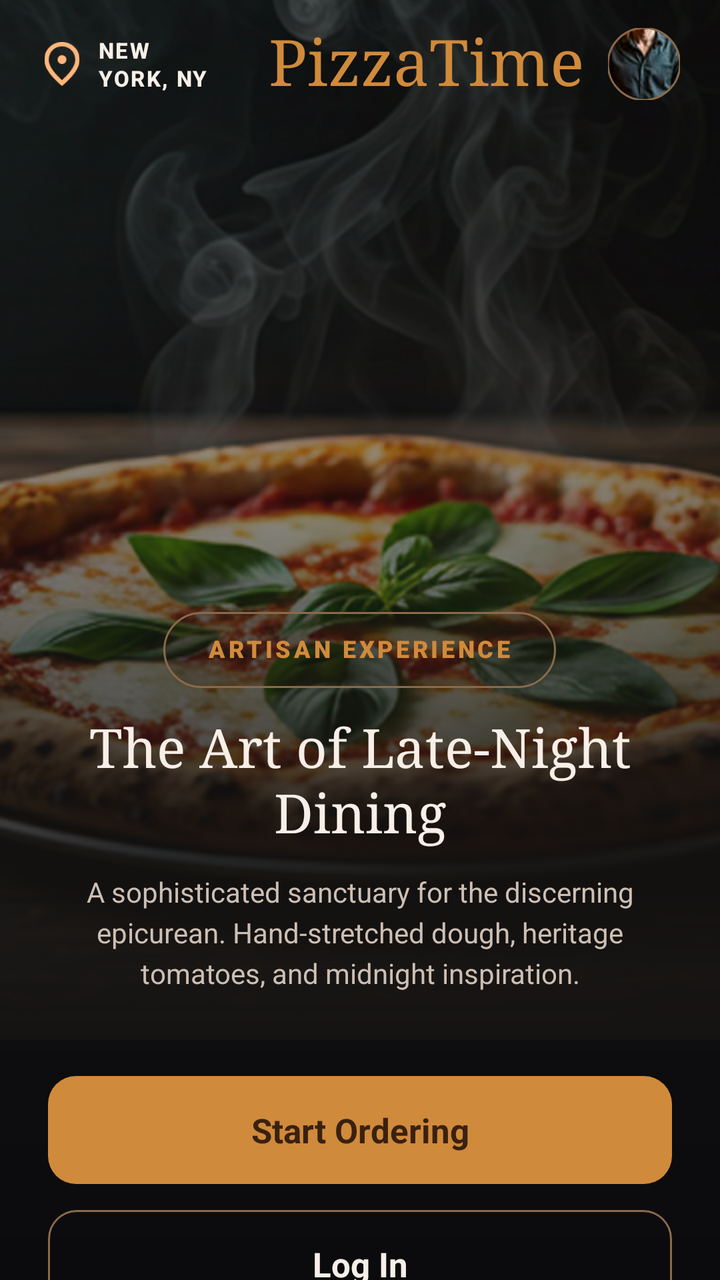
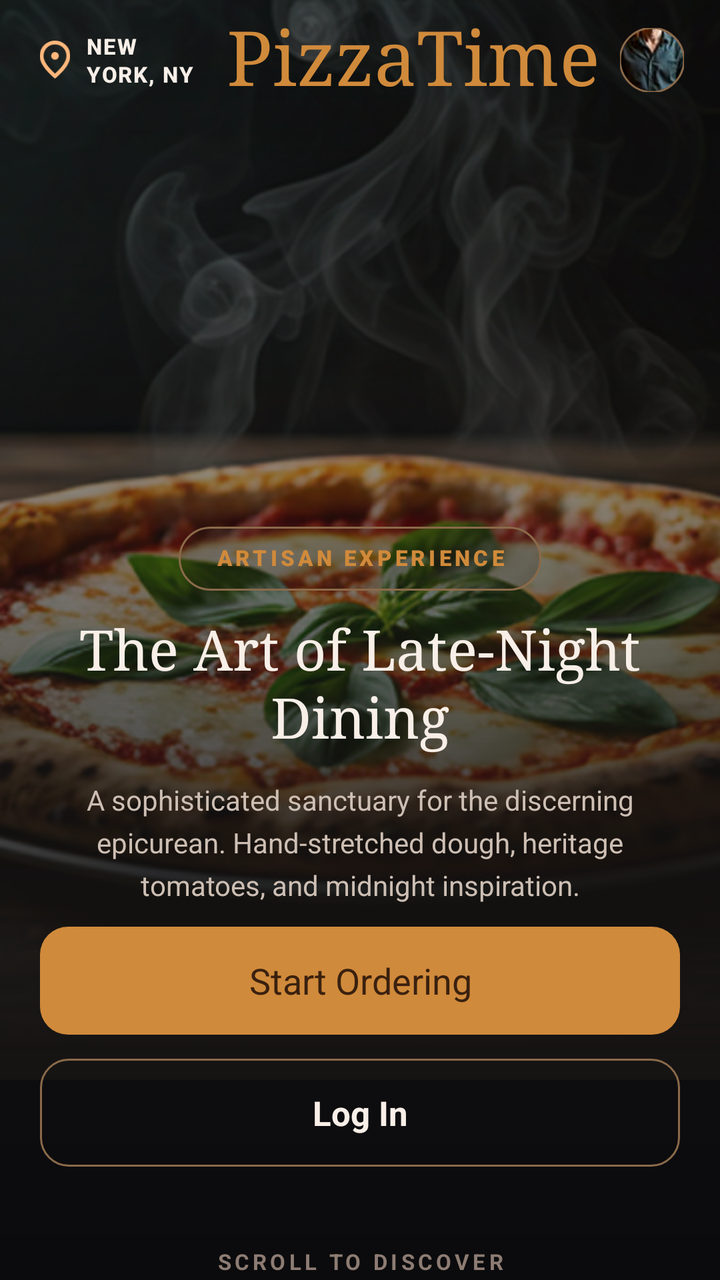

Two renders of the same Android screen: before a commit and after it. Below are the layout's source before the change and the commit's diff.
<!-- AndroidManifest.xml: application theme Theme.PizzaTime -->
<!-- res/layout/fragment_welcome.xml -->
<?xml version="1.0" encoding="utf-8"?>
<ScrollView xmlns:android="http://schemas.android.com/apk/res/android"
    xmlns:app="http://schemas.android.com/apk/res-auto"
    android:id="@+id/welcomeRoot"
    android:layout_width="match_parent"
    android:layout_height="match_parent"
    android:background="@drawable/bg_app_dark"
    android:fillViewport="true"
    android:overScrollMode="never"
    android:scrollbars="none">

    <LinearLayout
        android:layout_width="match_parent"
        android:layout_height="wrap_content"
        android:orientation="vertical">

        <FrameLayout
            android:layout_width="match_parent"
            android:layout_height="520dp">

            <ImageView
                android:id="@+id/imgHero"
                android:layout_width="match_parent"
                android:layout_height="match_parent"
                android:contentDescription="@string/app_name"
                android:scaleType="centerCrop"
                android:src="@drawable/img_welcome_hero" />

            <View
                android:layout_width="match_parent"
                android:layout_height="match_parent"
                android:background="@drawable/bg_welcome_hero_radial" />

            <View
                android:layout_width="match_parent"
                android:layout_height="match_parent"
                android:background="@drawable/bg_welcome_hero_linear" />

            <LinearLayout
                android:id="@+id/topBar"
                android:layout_width="match_parent"
                android:layout_height="64dp"
                android:layout_gravity="top"
                android:gravity="center_vertical"
                android:orientation="horizontal"
                android:paddingStart="20dp"
                android:paddingEnd="20dp">

                <LinearLayout
                    android:layout_width="0dp"
                    android:layout_height="wrap_content"
                    android:layout_weight="1"
                    android:gravity="center_vertical"
                    android:orientation="horizontal">

                    <ImageView
                        android:id="@+id/imgLocation"
                        android:layout_width="22dp"
                        android:layout_height="22dp"
                        android:contentDescription="@string/welcome_location_label"
                        android:scaleType="fitCenter"
                        android:src="@drawable/ic_location" />

                    <TextView
                        android:id="@+id/tvLocation"
                        android:layout_width="wrap_content"
                        android:layout_height="wrap_content"
                        android:layout_marginStart="7dp"
                        android:fontFamily="sans-serif-medium"
                        android:letterSpacing="0.07"
                        android:lineSpacingExtra="1dp"
                        android:text="@string/welcome_location_value"
                        android:textAllCaps="true"
                        android:textColor="@color/pt_text_primary"
                        android:textSize="11sp"
                        android:textStyle="bold" />

                </LinearLayout>

                <TextView
                    android:id="@+id/tvBrand"
                    android:layout_width="wrap_content"
                    android:layout_height="wrap_content"
                    android:fontFamily="serif"
                    android:includeFontPadding="false"
                    android:text="@string/app_name"
                    android:textColor="@color/pt_gold"
                    android:textSize="32sp" />

                <com.google.android.material.imageview.ShapeableImageView
                    android:id="@+id/imgAvatar"
                    android:layout_width="36dp"
                    android:layout_height="36dp"
                    android:layout_marginStart="12dp"
                    android:contentDescription="@string/welcome_avatar_content_description"
                    android:scaleType="centerCrop"
                    android:src="@drawable/bg_avatar"
                    app:shapeAppearanceOverlay="@style/ShapeAppearance.PizzaTime.Circle"
                    app:strokeColor="@color/pt_stroke_gold"
                    app:strokeWidth="1dp" />

            </LinearLayout>

            <LinearLayout
                android:id="@+id/heroContent"
                android:layout_width="match_parent"
                android:layout_height="wrap_content"
                android:layout_gravity="bottom"
                android:gravity="center_horizontal"
                android:orientation="vertical"
                android:paddingStart="24dp"
                android:paddingEnd="24dp"
                android:paddingBottom="24dp">

                <TextView
                    android:id="@+id/tvChip"
                    android:layout_width="wrap_content"
                    android:layout_height="38dp"
                    android:background="@drawable/bg_welcome_chip"
                    android:fontFamily="sans-serif-black"
                    android:gravity="center"
                    android:includeFontPadding="false"
                    android:letterSpacing="0.13"
                    android:paddingStart="22dp"
                    android:paddingEnd="22dp"
                    android:text="@string/welcome_chip"
                    android:textAllCaps="true"
                    android:textColor="@color/pt_gold"
                    android:textSize="12sp"
                    android:textStyle="bold" />

                <TextView
                    android:id="@+id/tvHeroTitle"
                    android:layout_width="match_parent"
                    android:layout_height="wrap_content"
                    android:layout_marginTop="15dp"
                    android:fontFamily="serif"
                    android:gravity="center"
                    android:includeFontPadding="false"
                    android:lineSpacingExtra="1dp"
                    android:text="@string/welcome_hero_title"
                    android:textColor="@color/pt_text_primary"
                    android:textSize="27sp" />

                <TextView
                    android:id="@+id/tvHeroSubtitle"
                    android:layout_width="match_parent"
                    android:layout_height="wrap_content"
                    android:layout_marginTop="13dp"
                    android:gravity="center"
                    android:lineSpacingExtra="4dp"
                    android:text="@string/welcome_hero_subtitle"
                    android:textColor="@color/pt_text_secondary"
                    android:textSize="14sp" />

            </LinearLayout>

        </FrameLayout>

        <LinearLayout
            android:id="@+id/actionSection"
            android:layout_width="match_parent"
            android:layout_height="wrap_content"
            android:orientation="vertical"
            android:paddingStart="24dp"
            android:paddingTop="18dp"
            android:paddingEnd="24dp">

            <TextView
                android:id="@+id/btnStartOrdering"
                android:layout_width="match_parent"
                android:layout_height="54dp"
                android:background="@drawable/bg_welcome_button_primary"
                android:clickable="true"
                android:focusable="true"
                android:gravity="center"
                android:text="@string/welcome_start_ordering"
                android:textColor="@color/pt_text_dark"
                android:textSize="17sp"
                android:textStyle="bold" />

            <TextView
                android:id="@+id/btnLogin"
                android:layout_width="match_parent"
                android:layout_height="54dp"
                android:layout_marginTop="13dp"
                android:background="@drawable/bg_welcome_button_outline"
                android:clickable="true"
                android:focusable="true"
                android:gravity="center"
                android:text="@string/welcome_login"
                android:textColor="@color/pt_text_primary"
                android:textSize="17sp"
                android:textStyle="bold" />

            <TextView
                android:id="@+id/tvScrollToDiscover"
                android:layout_width="match_parent"
                android:layout_height="wrap_content"
                android:layout_marginTop="36dp"
                android:gravity="center"
                android:letterSpacing="0.18"
                android:text="@string/welcome_scroll_to_discover"
                android:textColor="@color/pt_text_muted"
                android:textSize="11sp"
                android:textStyle="bold" />

            <View
                android:layout_width="1dp"
                android:layout_height="40dp"
                android:layout_gravity="center_horizontal"
                android:layout_marginTop="10dp"
                android:background="@drawable/pt_gold_dark" />

        </LinearLayout>

        <LinearLayout
            android:id="@+id/featureSection"
            android:layout_width="match_parent"
            android:layout_height="wrap_content"
            android:orientation="vertical"
            android:paddingStart="24dp"
            android:paddingTop="38dp"
            android:paddingEnd="24dp">

            <LinearLayout
                android:id="@+id/cardWoodFired"
                android:layout_width="match_parent"
                android:layout_height="170dp"
                android:background="@drawable/bg_welcome_feature_card"
                android:gravity="bottom"
                android:orientation="vertical"
                android:padding="18dp">

                <ImageView
                    android:id="@+id/imgFire"
                    android:layout_width="30dp"
                    android:layout_height="30dp"
                    android:layout_gravity="start"
                    android:layout_marginBottom="36dp"
                    android:contentDescription="@string/welcome_wood_fired_content_description"
                    android:scaleType="fitCenter"
                    android:src="@drawable/ic_fire" />

                <TextView
                    android:layout_width="match_parent"
                    android:layout_height="wrap_content"
                    android:text="@string/welcome_wood_fired_title"
                    android:textColor="@color/pt_text_primary"
                    android:textSize="20sp"
                    android:textStyle="bold" />

                <TextView
                    android:layout_width="match_parent"
                    android:layout_height="wrap_content"
                    android:layout_marginTop="4dp"
                    android:text="@string/welcome_wood_fired_subtitle"
                    android:textColor="@color/pt_text_secondary"
                    android:textSize="14sp" />

            </LinearLayout>

            <LinearLayout
                android:id="@+id/cardMidnightDelivery"
                android:layout_width="match_parent"
                android:layout_height="170dp"
                android:layout_marginTop="18dp"
                android:background="@drawable/bg_welcome_feature_card"
                android:gravity="bottom"
                android:orientation="vertical"
                android:padding="18dp">

                <ImageView
                    android:id="@+id/imgDelivery"
                    android:layout_width="30dp"
                    android:layout_height="30dp"
                    android:layout_gravity="start"
                    android:layout_marginBottom="36dp"
                    android:contentDescription="@string/welcome_delivery_content_description"
                    android:scaleType="fitCenter"
                    android:src="@drawable/ic_midnight_delivery" />

                <TextView
                    android:layout_width="match_parent"
                    android:layout_height="wrap_content"
                    android:text="@string/welcome_delivery_title"
                    android:textColor="@color/pt_text_primary"
                    android:textSize="20sp"
                    android:textStyle="bold" />

                <TextView
                    android:layout_width="match_parent"
                    android:layout_height="wrap_content"
                    android:layout_marginTop="4dp"
                    android:text="@string/welcome_delivery_subtitle"
                    android:textColor="@color/pt_text_secondary"
                    android:textSize="14sp" />

            </LinearLayout>

            <TextView
                android:id="@+id/tvFooter"
                android:layout_width="match_parent"
                android:layout_height="wrap_content"
                android:layout_marginTop="44dp"
                android:layout_marginBottom="30dp"
                android:gravity="center"
                android:letterSpacing="0.22"
                android:text="@string/welcome_footer"
                android:textColor="@color/pt_text_muted"
                android:textSize="11sp"
                android:textStyle="bold" />

        </LinearLayout>

    </LinearLayout>

</ScrollView>
<!-- resources referenced by this layout -->
<resources>
  <color name="pt_gold">#D08A3B</color>
  <color name="pt_stroke_gold">#8B6A4A</color>
  <color name="pt_text_dark">#3A210F</color>
  <color name="pt_text_muted">#8D7C73</color>
  <color name="pt_text_primary">#F8EFE8</color>
  <color name="pt_text_secondary">#CDBFB4</color>
  <!-- drawable bg_app_dark (drawable) -->
  <?xml version="1.0" encoding="utf-8"?>
  <shape xmlns:android="http://schemas.android.com/apk/res/android">
      <gradient
          android:angle="270"
          android:startColor="@color/pt_black"
          android:centerColor="@color/pt_dark"
          android:endColor="@color/pt_black" />
  </shape>
  <!-- drawable bg_welcome_chip (drawable) -->
  <?xml version="1.0" encoding="utf-8"?>
  <shape xmlns:android="http://schemas.android.com/apk/res/android">
      <solid android:color="#33251A10" />
      <stroke
          android:width="1dp"
          android:color="@color/pt_stroke_gold" />
      <corners android:radius="24dp" />
  </shape>
  <!-- drawable bg_welcome_feature_card (drawable) -->
  <?xml version="1.0" encoding="utf-8"?>
  <shape xmlns:android="http://schemas.android.com/apk/res/android">
      <solid android:color="@color/pt_card_dark" />
      <corners android:radius="14dp" />
      <stroke
          android:width="1dp"
          android:color="@color/pt_stroke_dark" />
  </shape>
  <!-- drawable bg_welcome_hero_linear (drawable) -->
  <?xml version="1.0" encoding="utf-8"?>
  <shape xmlns:android="http://schemas.android.com/apk/res/android">
  
      <gradient
          android:type="linear"
          android:angle="270"
          android:startColor="#26151312"
          android:centerColor="#80151312"
          android:endColor="#FF151312" />
  
  </shape>
  <string name="app_name">PizzaTime</string>
  <string name="welcome_avatar_content_description">Avatar</string>
  <string name="welcome_chip">ARTISAN EXPERIENCE</string>
  <string name="welcome_delivery_content_description">Delivery</string>
  <string name="welcome_delivery_subtitle">Precision arrival for the late-night crave.</string>
  <string name="welcome_delivery_title">Midnight Delivery</string>
  <string name="welcome_footer">PIZZATIME A© 2026 A· ARTISAN CRAFT</string>
  <string name="welcome_hero_subtitle">A sophisticated sanctuary for the discerning\nepicurean. Hand-stretched dough, heritage\ntomatoes, and midnight inspiration.</string>
  <string name="welcome_hero_title">The Art of Late-Night\nDining</string>
  <string name="welcome_location_label">Location</string>
  <string name="welcome_location_value">NEW\nYORK, NY</string>
  <string name="welcome_login">Log In</string>
  <string name="welcome_scroll_to_discover">SCROLL TO DISCOVER</string>
  <string name="welcome_start_ordering">Start Ordering </string>
  <string name="welcome_wood_fired_content_description">Wood fired</string>
  <string name="welcome_wood_fired_subtitle">Charred to perfection at 800 degrees.</string>
  <string name="welcome_wood_fired_title">Wood-Fired Mastery</string>
  <style name="ShapeAppearance.PizzaTime.Circle" parent="ShapeAppearance.MaterialComponents.SmallComponent">
          <item name="cornerFamily">rounded</item>
          <item name="cornerSize">50%</item>
      </style>
  <style name="Theme.PizzaTime" parent="Theme.MaterialComponents.DayNight.NoActionBar">
          
          <item name="colorOnPrimary">@color/white</item>
          
          <item name="colorOnSecondary">@color/black</item>
          
          <item name="android:statusBarColor">?attr/colorPrimaryVariant</item>
          
      </style>
  <color name="pt_black">#0B0B0D</color>
  <color name="pt_dark">#121014</color>
  <color name="pt_dark_2">#1A171D</color>
  <color name="pt_gold_dark">#8B5A2B</color>
  <color name="pt_card_dark">#191716</color>
  <color name="pt_stroke_dark">#2B2522</color>
  <color name="white">#FFFFFFFF</color>
  <color name="black">#FF000000</color>
  <!-- unchanged entries left out for length: 9 -->
</resources>

<!-- the commit's change to res/layout/fragment_welcome.xml (unified diff, before → after) -->
@@ -16,7 +16,7 @@
 
         <FrameLayout
             android:layout_width="match_parent"
-            android:layout_height="520dp">
+            android:layout_height="540dp">
 
             <ImageView
                 android:id="@+id/imgHero"
@@ -39,12 +39,12 @@
             <LinearLayout
                 android:id="@+id/topBar"
                 android:layout_width="match_parent"
-                android:layout_height="64dp"
+                android:layout_height="60dp"
                 android:layout_gravity="top"
                 android:gravity="center_vertical"
                 android:orientation="horizontal"
-                android:paddingStart="20dp"
-                android:paddingEnd="20dp">
+                android:paddingStart="18dp"
+                android:paddingEnd="18dp">
 
                 <LinearLayout
                     android:layout_width="0dp"
@@ -55,8 +55,8 @@
 
                     <ImageView
                         android:id="@+id/imgLocation"
-                        android:layout_width="22dp"
-                        android:layout_height="22dp"
+                        android:layout_width="19dp"
+                        android:layout_height="19dp"
                         android:contentDescription="@string/welcome_location_label"
                         android:scaleType="fitCenter"
                         android:src="@drawable/ic_location" />
@@ -65,9 +65,9 @@
                         android:id="@+id/tvLocation"
                         android:layout_width="wrap_content"
                         android:layout_height="wrap_content"
-                        android:layout_marginStart="7dp"
+                        android:layout_marginStart="6dp"
                         android:fontFamily="sans-serif-medium"
-                        android:letterSpacing="0.07"
+                        android:letterSpacing="0.06"
                         android:lineSpacingExtra="1dp"
                         android:text="@string/welcome_location_value"
                         android:textAllCaps="true"
@@ -85,13 +85,13 @@
                     android:includeFontPadding="false"
                     android:text="@string/app_name"
                     android:textColor="@color/pt_gold"
-                    android:textSize="32sp" />
+                    android:textSize="38sp" />
 
                 <com.google.android.material.imageview.ShapeableImageView
                     android:id="@+id/imgAvatar"
-                    android:layout_width="36dp"
-                    android:layout_height="36dp"
-                    android:layout_marginStart="12dp"
+                    android:layout_width="32dp"
+                    android:layout_height="32dp"
+                    android:layout_marginStart="10dp"
                     android:contentDescription="@string/welcome_avatar_content_description"
                     android:scaleType="centerCrop"
                     android:src="@drawable/bg_avatar"
@@ -108,47 +108,48 @@
                 android:layout_gravity="bottom"
                 android:gravity="center_horizontal"
                 android:orientation="vertical"
-                android:paddingStart="24dp"
-                android:paddingEnd="24dp"
+                android:layout_marginBottom="64dp"
+                android:paddingStart="26dp"
+                android:paddingEnd="26dp"
                 android:paddingBottom="24dp">
 
                 <TextView
                     android:id="@+id/tvChip"
                     android:layout_width="wrap_content"
-                    android:layout_height="38dp"
+                    android:layout_height="32dp"
                     android:background="@drawable/bg_welcome_chip"
                     android:fontFamily="sans-serif-black"
                     android:gravity="center"
                     android:includeFontPadding="false"
-                    android:letterSpacing="0.13"
-                    android:paddingStart="22dp"
-                    android:paddingEnd="22dp"
+                    android:letterSpacing="0.16"
+                    android:paddingStart="18dp"
+                    android:paddingEnd="18dp"
                     android:text="@string/welcome_chip"
                     android:textAllCaps="true"
                     android:textColor="@color/pt_gold"
-                    android:textSize="12sp"
+                    android:textSize="11sp"
                     android:textStyle="bold" />
 
                 <TextView
                     android:id="@+id/tvHeroTitle"
                     android:layout_width="match_parent"
                     android:layout_height="wrap_content"
-                    android:layout_marginTop="15dp"
+                    android:layout_marginTop="14dp"
                     android:fontFamily="serif"
                     android:gravity="center"
                     android:includeFontPadding="false"
                     android:lineSpacingExtra="1dp"
                     android:text="@string/welcome_hero_title"
                     android:textColor="@color/pt_text_primary"
-                    android:textSize="27sp" />
+                    android:textSize="28sp" />
 
                 <TextView
                     android:id="@+id/tvHeroSubtitle"
                     android:layout_width="match_parent"
                     android:layout_height="wrap_content"
-                    android:layout_marginTop="13dp"
+                    android:layout_marginTop="14dp"
                     android:gravity="center"
-                    android:lineSpacingExtra="4dp"
+                    android:lineSpacingExtra="5dp"
                     android:text="@string/welcome_hero_subtitle"
                     android:textColor="@color/pt_text_secondary"
                     android:textSize="14sp" />
@@ -161,10 +162,11 @@
             android:id="@+id/actionSection"
             android:layout_width="match_parent"
             android:layout_height="wrap_content"
+            android:layout_marginTop="-77dp"
             android:orientation="vertical"
-            android:paddingStart="24dp"
-            android:paddingTop="18dp"
-            android:paddingEnd="24dp">
+            android:paddingStart="20dp"
+            android:paddingTop="0dp"
+            android:paddingEnd="20dp">
 
             <TextView
                 android:id="@+id/btnStartOrdering"
@@ -176,14 +178,14 @@
                 android:gravity="center"
                 android:text="@string/welcome_start_ordering"
                 android:textColor="@color/pt_text_dark"
-                android:textSize="17sp"
-                android:textStyle="bold" />
+                android:textSize="18sp"
+                android:textStyle="normal" />
 
             <TextView
                 android:id="@+id/btnLogin"
                 android:layout_width="match_parent"
                 android:layout_height="54dp"
-                android:layout_marginTop="13dp"
+                android:layout_marginTop="12dp"
                 android:background="@drawable/bg_welcome_button_outline"
                 android:clickable="true"
                 android:focusable="true"
@@ -197,9 +199,9 @@
                 android:id="@+id/tvScrollToDiscover"
                 android:layout_width="match_parent"
                 android:layout_height="wrap_content"
-                android:layout_marginTop="36dp"
+                android:layout_marginTop="40dp"
                 android:gravity="center"
-                android:letterSpacing="0.18"
+                android:letterSpacing="0.16"
                 android:text="@string/welcome_scroll_to_discover"
                 android:textColor="@color/pt_text_muted"
                 android:textSize="11sp"
@@ -207,7 +209,7 @@
 
             <View
                 android:layout_width="1dp"
-                android:layout_height="40dp"
+                android:layout_height="42dp"
                 android:layout_gravity="center_horizontal"
                 android:layout_marginTop="10dp"
                 android:background="@drawable/pt_gold_dark" />
@@ -219,25 +221,25 @@
             android:layout_width="match_parent"
             android:layout_height="wrap_content"
             android:orientation="vertical"
-            android:paddingStart="24dp"
-            android:paddingTop="38dp"
-            android:paddingEnd="24dp">
+            android:paddingStart="20dp"
+            android:paddingTop="28dp"
+            android:paddingEnd="20dp">
 
             <LinearLayout
                 android:id="@+id/cardWoodFired"
                 android:layout_width="match_parent"
-                android:layout_height="170dp"
+                android:layout_height="148dp"
                 android:background="@drawable/bg_welcome_feature_card"
                 android:gravity="bottom"
                 android:orientation="vertical"
-                android:padding="18dp">
+                android:padding="16dp">
 
                 <ImageView
                     android:id="@+id/imgFire"
-                    android:layout_width="30dp"
-                    android:layout_height="30dp"
+                    android:layout_width="26dp"
+                    android:layout_height="26dp"
                     android:layout_gravity="start"
-                    android:layout_marginBottom="36dp"
+                    android:layout_marginBottom="28dp"
                     android:contentDescription="@string/welcome_wood_fired_content_description"
                     android:scaleType="fitCenter"
                     android:src="@drawable/ic_fire" />
@@ -247,7 +249,7 @@
                     android:layout_height="wrap_content"
                     android:text="@string/welcome_wood_fired_title"
                     android:textColor="@color/pt_text_primary"
-                    android:textSize="20sp"
+                    android:textSize="18sp"
                     android:textStyle="bold" />
 
                 <TextView
@@ -256,26 +258,26 @@
                     android:layout_marginTop="4dp"
                     android:text="@string/welcome_wood_fired_subtitle"
                     android:textColor="@color/pt_text_secondary"
-                    android:textSize="14sp" />
+                    android:textSize="13sp" />
 
             </LinearLayout>
 
             <LinearLayout
                 android:id="@+id/cardMidnightDelivery"
                 android:layout_width="match_parent"
-                android:layout_height="170dp"
-                android:layout_marginTop="18dp"
+                android:layout_height="148dp"
+                android:layout_marginTop="14dp"
                 android:background="@drawable/bg_welcome_feature_card"
                 android:gravity="bottom"
                 android:orientation="vertical"
-                android:padding="18dp">
+                android:padding="16dp">
 
                 <ImageView
                     android:id="@+id/imgDelivery"
-                    android:layout_width="30dp"
-                    android:layout_height="30dp"
+                    android:layout_width="26dp"
+                    android:layout_height="26dp"
                     android:layout_gravity="start"
-                    android:layout_marginBottom="36dp"
+                    android:layout_marginBottom="28dp"
                     android:contentDescription="@string/welcome_delivery_content_description"
                     android:scaleType="fitCenter"
                     android:src="@drawable/ic_midnight_delivery" />
@@ -285,7 +287,7 @@
                     android:layout_height="wrap_content"
                     android:text="@string/welcome_delivery_title"
                     android:textColor="@color/pt_text_primary"
-                    android:textSize="20sp"
+                    android:textSize="18sp"
                     android:textStyle="bold" />
 
                 <TextView
@@ -294,7 +296,7 @@
                     android:layout_marginTop="4dp"
                     android:text="@string/welcome_delivery_subtitle"
                     android:textColor="@color/pt_text_secondary"
-                    android:textSize="14sp" />
+                    android:textSize="13sp" />
 
             </LinearLayout>
 
@@ -302,10 +304,10 @@
                 android:id="@+id/tvFooter"
                 android:layout_width="match_parent"
                 android:layout_height="wrap_content"
-                android:layout_marginTop="44dp"
-                android:layout_marginBottom="30dp"
+                android:layout_marginTop="34dp"
+                android:layout_marginBottom="24dp"
                 android:gravity="center"
-                android:letterSpacing="0.22"
+                android:letterSpacing="0.2"
                 android:text="@string/welcome_footer"
                 android:textColor="@color/pt_text_muted"
                 android:textSize="11sp"
